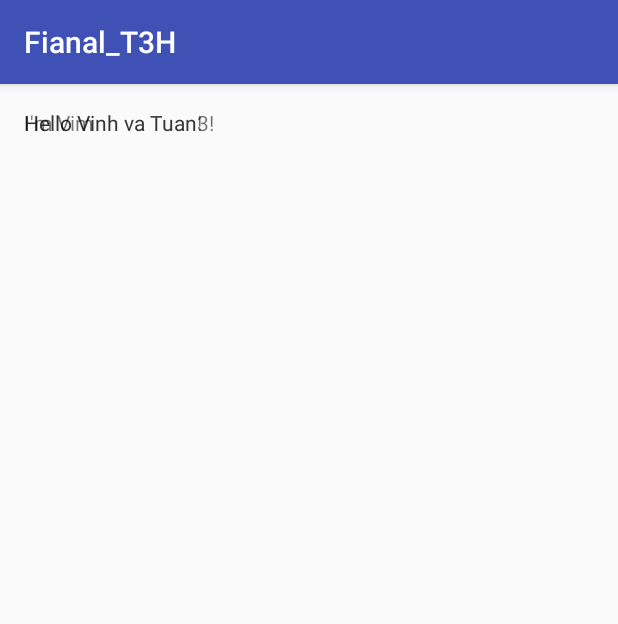
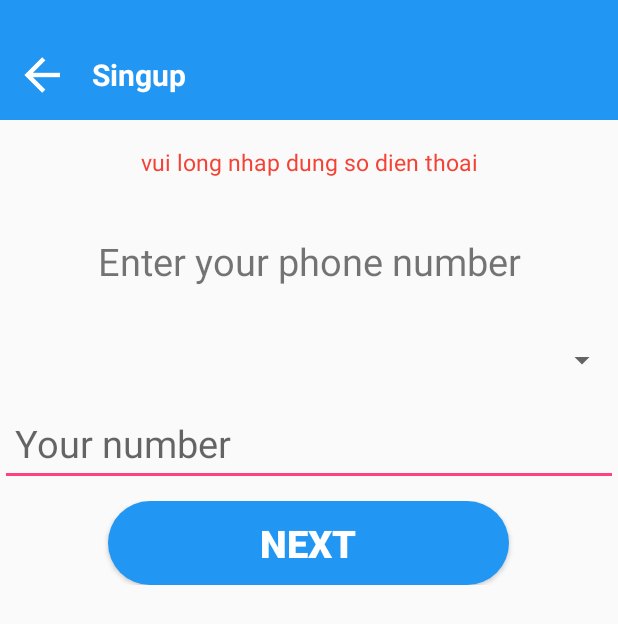
Before and after one commit to doanpt9x/FinalT3H, an Android app: the screen it shows after launch (MainActivity), on a phone screen of 412 x 824 dp. Shown: the top 624 px of the screen. Run offline under Robolectric (Android 15) with nearby library versions, the phone set to English and light mode, and no system bars.

Commit message:
giao diện trang đăng ký

```diff
--- a/app/build.gradle
+++ b/app/build.gradle
@@ -3,10 +3,9 @@ apply plugin: 'com.android.application'
 android {
     compileSdkVersion 23
     buildToolsVersion "23.0.1"
-
     defaultConfig {
         applicationId "com.t3h.final_t3h"
-        minSdkVersion 14
+        minSdkVersion 15
         targetSdkVersion 23
         versionCode 1
         versionName "1.0"
@@ -17,6 +16,8 @@ android {
             proguardFiles getDefaultProguardFile('proguard-android.txt'), 'proguard-rules.pro'
         }
     }
+    productFlavors {
+    }
 }
 
 dependencies {
--- a/app/src/main/java/com/t3h/final_t3h/MainActivity.java
+++ b/app/src/main/java/com/t3h/final_t3h/MainActivity.java
@@ -1,13 +1,13 @@
 package com.t3h.final_t3h;
 
-import android.support.v7.app.AppCompatActivity;
+import android.app.Activity;
 import android.os.Bundle;
 
-public class MainActivity extends AppCompatActivity {
+public class MainActivity extends Activity {
 
     @Override
     protected void onCreate(Bundle savedInstanceState) {
         super.onCreate(savedInstanceState);
-        setContentView(R.layout.activity_main);
+        setContentView(R.layout.activity_signup);
     }
 }
--- /dev/null
+++ b/app/src/main/res/drawable/btn_next_blue_duck.xml
@@ -0,0 +1,7 @@
+<?xml version="1.0" encoding="utf-8"?>
+<shape xmlns:android="http://schemas.android.com/apk/res/android"
+    android:shape="rectangle">
+    <solid android:color="@color/blue_duck" />
+    <corners android:radius="30dp" />
+
+</shape>
--- /dev/null
+++ b/app/src/main/res/drawable/btn_next_blue_light.xml
@@ -0,0 +1,7 @@
+<?xml version="1.0" encoding="utf-8"?>
+<shape xmlns:android="http://schemas.android.com/apk/res/android"
+    android:shape="rectangle">
+    <solid android:color="@color/blue" />
+    <corners android:radius="30dp" />
+
+</shape>
--- /dev/null
+++ b/app/src/main/res/drawable/state_btn_next.xml
@@ -0,0 +1,5 @@
+<?xml version="1.0" encoding="utf-8"?>
+<selector xmlns:android="http://schemas.android.com/apk/res/android">
+    <item android:drawable="@drawable/btn_next_blue_duck" android:state_pressed="true" />
+    <item android:drawable="@drawable/btn_next_blue_light" />
+</selector>
--- a/app/src/main/res/layout/activity_main.xml
+++ b/app/src/main/res/layout/activity_main.xml
@@ -3,22 +3,7 @@
     xmlns:tools="http://schemas.android.com/tools"
     android:layout_width="match_parent"
     android:layout_height="match_parent"
-    android:paddingBottom="@dimen/activity_vertical_margin"
-    android:paddingLeft="@dimen/activity_horizontal_margin"
-    android:paddingRight="@dimen/activity_horizontal_margin"
-    android:paddingTop="@dimen/activity_vertical_margin"
     tools:context=".MainActivity">
 
-    <TextView
-        android:layout_width="wrap_content"
-        android:layout_height="wrap_content"
-        android:text="Hello Vinh va Tuan!" />
-    <TextView
-        android:layout_width="wrap_content"
-        android:layout_height="wrap_content"
-        android:text="Hello Vinh va Tuan3!" />
-    <TextView
-        android:layout_width="wrap_content"
-        android:layout_height="wrap_content"
-        android:text="I'm Vim" />
+
 </RelativeLayout>
--- a/app/src/main/res/layout/activity_signup.xml
+++ b/app/src/main/res/layout/activity_signup.xml
@@ -1,6 +1,62 @@
 <?xml version="1.0" encoding="utf-8"?>
 <LinearLayout xmlns:android="http://schemas.android.com/apk/res/android"
-    android:orientation="vertical" android:layout_width="match_parent"
-    android:layout_height="match_parent">
+    android:layout_width="match_parent"
+    android:layout_height="match_parent"
+    android:orientation="vertical">
 
+    <include
+        layout="@layout/item_top"
+        android:layout_width="match_parent"
+        android:layout_height="80dp"></include>
+
+    <TextView
+        android:layout_width="match_parent"
+        android:layout_height="56dp"
+        android:gravity="center"
+        android:text="vui long nhap dung so dien thoai"
+        android:textColor="@color/red"
+        android:textSize="15dp" />
+
+    <TextView
+        android:layout_width="match_parent"
+        android:layout_height="56dp"
+        android:layout_marginTop="10dp"
+        android:gravity="center"
+        android:text="Enter your phone number"
+        android:textSize="25dp" />
+
+    <Spinner
+        android:id="@+id/spinner"
+        android:layout_width="match_parent"
+        android:layout_height="56dp"
+        android:layout_marginTop="10dp" />
+
+    <EditText
+        android:layout_width="match_parent"
+        android:layout_height="56dp"
+        android:hint="Your number"
+        android:inputType="number"
+        android:maxLength="11"
+        android:paddingLeft="10dp"
+        android:textSize="25dp" />
+
+    <LinearLayout
+        android:layout_width="match_parent"
+        android:layout_height="56dp"
+        android:layout_marginTop="10dp"
+        android:gravity="center"
+        android:orientation="horizontal"
+        android:weightSum="2">
+
+        <Button
+            android:id="@+id/btn_sing_up_next"
+            android:layout_width="0dp"
+            android:layout_height="match_parent"
+            android:layout_weight="1.3"
+            android:background="@drawable/state_btn_next"
+            android:text="Next"
+            android:textColor="@android:color/white"
+            android:textSize="25dp"
+            android:textStyle="bold" />
+    </LinearLayout>
 </LinearLayout>
--- /dev/null
+++ b/app/src/main/res/layout/item_top.xml
@@ -0,0 +1,39 @@
+<?xml version="1.0" encoding="utf-8"?>
+<LinearLayout xmlns:android="http://schemas.android.com/apk/res/android"
+    android:layout_width="match_parent"
+    android:layout_height="80dp"
+    android:background="@color/blue"
+    android:orientation="vertical">
+
+    <LinearLayout
+        android:id="@+id/ll_top"
+        android:layout_width="match_parent"
+        android:layout_height="match_parent"
+        android:orientation="horizontal">
+
+        <ImageView
+            android:id="@+id/iv_menu"
+            android:layout_width="56dp"
+            android:layout_height="match_parent"
+            android:layout_marginTop="20dp"
+            android:padding="10dp"
+            android:src="@drawable/arrow_left" />
+
+        <TextView
+            android:id="@+id/tv_title"
+            android:layout_width="0dp"
+            android:layout_height="match_parent"
+            android:layout_marginTop="20dp"
+            android:layout_weight="3"
+            android:gravity="left|center_vertical"
+            android:paddingLeft="5dp"
+            android:text="Singup"
+            android:textColor="@android:color/white"
+            android:textSize="20dp"
+            android:textStyle="bold" />
+
+
+    </LinearLayout>
+
+
+</LinearLayout>
--- /dev/null
+++ b/app/src/main/res/values-v19/styles.xml
@@ -0,0 +1,7 @@
+<?xml version="1.0" encoding="utf-8"?>
+<resources>
+    <style name="AppTheme" parent="android:style/Theme.Holo.Light.NoActionBar">
+        <item name="android:windowTranslucentStatus">true</item>
+        </style>
+
+</resources>
--- /dev/null
+++ b/app/src/main/res/values-v21/styles.xml
@@ -0,0 +1,11 @@
+<?xml version="1.0" encoding="utf-8"?>
+<resources>
+    <style name="AppTheme" parent="Theme.AppCompat.Light.DarkActionBar">
+        <!-- Customize your theme here. -->
+        <item name="colorPrimary">@color/colorPrimary</item>
+        <item name="colorPrimaryDark">@color/colorPrimaryDark</item>
+        <item name="colorAccent">@color/colorAccent</item>
+    </style>
+
+
+</resources>
--- a/app/src/main/res/values/colors.xml
+++ b/app/src/main/res/values/colors.xml
@@ -3,4 +3,7 @@
     <color name="colorPrimary">#3F51B5</color>
     <color name="colorPrimaryDark">#303F9F</color>
     <color name="colorAccent">#FF4081</color>
+    <color name="blue">#2196F3</color>
+    <color name="blue_duck">#1E88E5</color>
+    <color name="red">#F44336</color>
 </resources>
--- a/app/src/main/res/values/styles.xml
+++ b/app/src/main/res/values/styles.xml
@@ -1,11 +1,9 @@
 <resources>
 
     <!-- Base application theme. -->
-    <style name="AppTheme" parent="Theme.AppCompat.Light.DarkActionBar">
+    <style name="AppTheme" parent="android:style/Theme.Holo.Light">
         <!-- Customize your theme here. -->
-        <item name="colorPrimary">@color/colorPrimary</item>
-        <item name="colorPrimaryDark">@color/colorPrimaryDark</item>
-        <item name="colorAccent">@color/colorAccent</item>
+
     </style>
 
 </resources>
```
Also changed, not shown: app/src/main/res/drawable/arrow_left.png (added).
